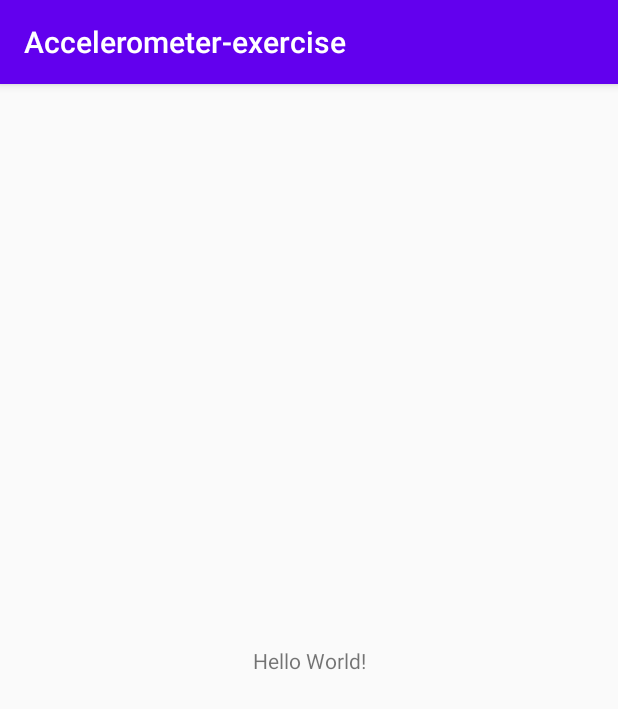
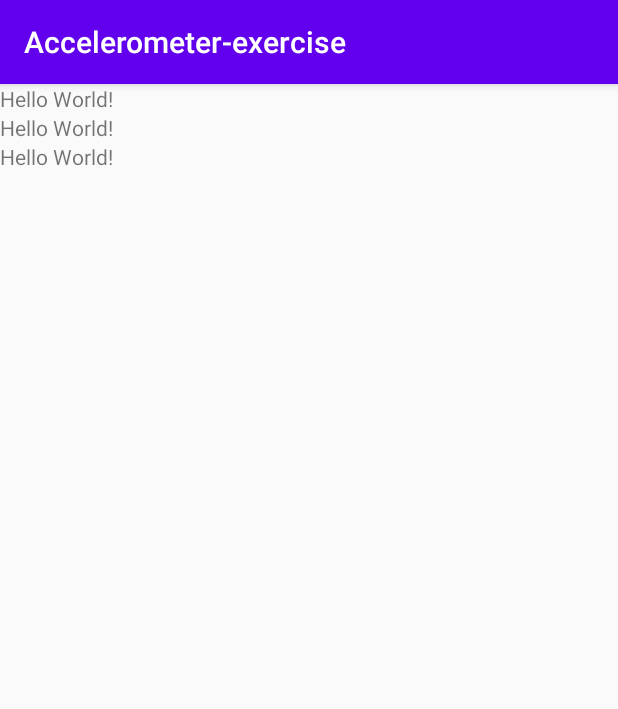
Before and after one commit to matiaselm/android-exercises, an Android app: the screen it shows after launch (MainActivity), on a phone screen of 412 x 824 dp. Shown: the top 709 px of the screen. Run offline under Robolectric (Android 15) with nearby library versions, the phone set to English and light mode, and no system bars.

```diff
--- a/app/src/main/AndroidManifest.xml
+++ b/app/src/main/AndroidManifest.xml
@@ -4,6 +4,7 @@
 
     <uses-permission android:name="android.permission.INTERNET" />
     <uses-permission android:name="android.permission.ACCESS_NETWORK_STATE" />
+    <uses-permission android:name="android.permission.VIBRATE" />
 
     <application
         android:allowBackup="true"
--- a/app/src/main/java/com/example/exercises/MainActivity.kt
+++ b/app/src/main/java/com/example/exercises/MainActivity.kt
@@ -1,14 +1,75 @@
 package com.example.exercises
 
+import android.annotation.SuppressLint
+import android.content.Context
+import android.hardware.Sensor
+import android.hardware.SensorEvent
+import android.hardware.SensorEventListener
+import android.hardware.SensorManager
 import androidx.appcompat.app.AppCompatActivity
 import android.os.Bundle
+import android.util.Log
 import kotlinx.android.synthetic.main.activity_main.*
 
-class MainActivity : AppCompatActivity() {
+class MainActivity : AppCompatActivity(), SensorEventListener {
+
+    /*source: https://expertise.jetruby.com/how-to-implement-motion-sensor-in-a-kotlin-app-b70db1b5b8e5 */
+    private lateinit var sensorManager: SensorManager
+    private lateinit var accelerometer: Sensor
+
+    private lateinit var accelGravity: Array<Double>
+    private lateinit var accelLin: Array<Double>
 
     override fun onCreate(savedInstanceState: Bundle?) {
         super.onCreate(savedInstanceState)
         setContentView(R.layout.activity_main)
 
+        /**
+        This operator tries to cast a service instance to a SensorManger-type
+        -> returns null if service is not an instance of SensorManager OR getSystemService returned null itself.
+         */
+        this.sensorManager = getSystemService(Context.SENSOR_SERVICE) as SensorManager
+
+        /**
+        Used standard Kotlin library function let{}, in order not to overload the code with null checks. <- a good way to do this when using more than one sensor
+        - Check whether the returned sensor is not null
+        - Then let executes a block of code on the sensor with it as this particular sensor object
+        - In the block we store a reference to the sensor in question
+         */
+        sensorManager.getDefaultSensor(Sensor.TYPE_ACCELEROMETER)?.let {
+            // Log.d("sensor", "$accelerometer")
+            this.accelerometer = it
+            Log.d("sensor", "$accelerometer")
         }
     }
+
+
+    @SuppressLint("SetTextI18n")
+    override fun onSensorChanged(event: SensorEvent?) {
+        Log.d("sensor-changed", "$event")
+        when (event?.sensor?.type) {
+            Sensor.TYPE_ACCELEROMETER -> {
+                val alpha = 0.8f
+
+                accelGravity[0] = alpha * accelGravity[0] + (1 - alpha) * event.values[0]
+                accelGravity[1] = alpha * accelGravity[1] + (1 - alpha) * event.values[1]
+                accelGravity[2] = alpha * accelGravity[2] + (1 - alpha) * event.values[2]
+
+                accelLin[0] = event.values[0] - accelGravity[0]
+                accelLin[1] = event.values[1] - accelGravity[1]
+                accelLin[2] = event.values[2] - accelGravity[2]
+
+                this.tvAccelerometerX.text = "X: ${accelLin[0].toString()}"
+                this.tvAccelerometerY.text = "Y: ${accelLin[1].toString()}"
+                this.tvAccelerometerZ.text = "Z: ${accelLin[2].toString()}"
+            }
+        }
+    }
+
+
+    override fun onAccuracyChanged(sensor: Sensor?, accuracy: Int) {
+        Log.d("sensor-changed", "At sensor: $sensor, accuracy: $accuracy")
+    }
+
+
+}
--- a/app/src/main/res/layout/activity_main.xml
+++ b/app/src/main/res/layout/activity_main.xml
@@ -6,15 +6,33 @@
     android:layout_height="match_parent"
     tools:context=".MainActivity">
 
-    <TextView
-        android:id="@+id/txt_network"
-        android:layout_width="wrap_content"
-        android:layout_height="wrap_content"
-        android:text="Hello World!"
+    <LinearLayout
+        android:layout_width="match_parent"
+        android:layout_height="match_parent"
+        android:orientation="vertical"
         app:layout_constraintBottom_toBottomOf="parent"
-        app:layout_constraintLeft_toLeftOf="parent"
-        app:layout_constraintRight_toRightOf="parent"
-        app:layout_constraintTop_toTopOf="parent" />
+        app:layout_constraintEnd_toEndOf="parent"
+        app:layout_constraintStart_toStartOf="parent"
+        app:layout_constraintTop_toTopOf="parent">
+
+        <TextView
+            android:id="@+id/tvAccelerometerZ"
+            android:layout_width="match_parent"
+            android:layout_height="wrap_content"
+            android:text="Hello World!" />
+
+        <TextView
+            android:id="@+id/tvAccelerometerX"
+            android:layout_width="match_parent"
+            android:layout_height="wrap_content"
+            android:text="Hello World!" />
+
+        <TextView
+            android:id="@+id/tvAccelerometerY"
+            android:layout_width="match_parent"
+            android:layout_height="wrap_content"
+            android:text="Hello World!" />
+    </LinearLayout>
 
 
 </androidx.constraintlayout.widget.ConstraintLayout>
```
